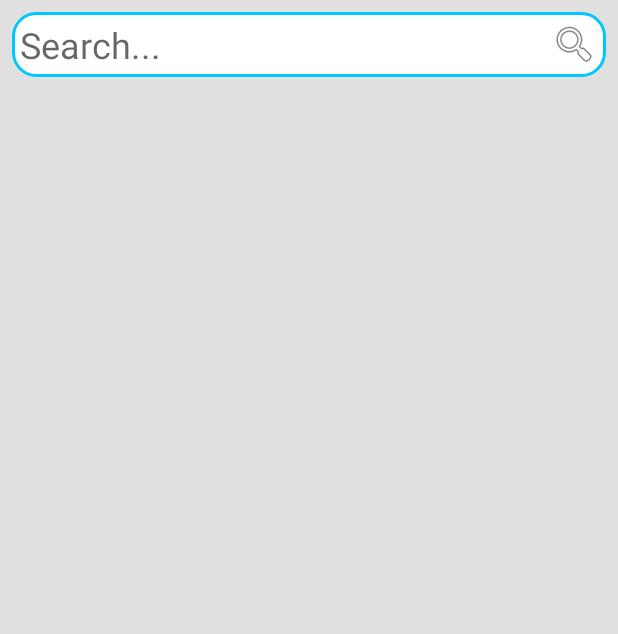
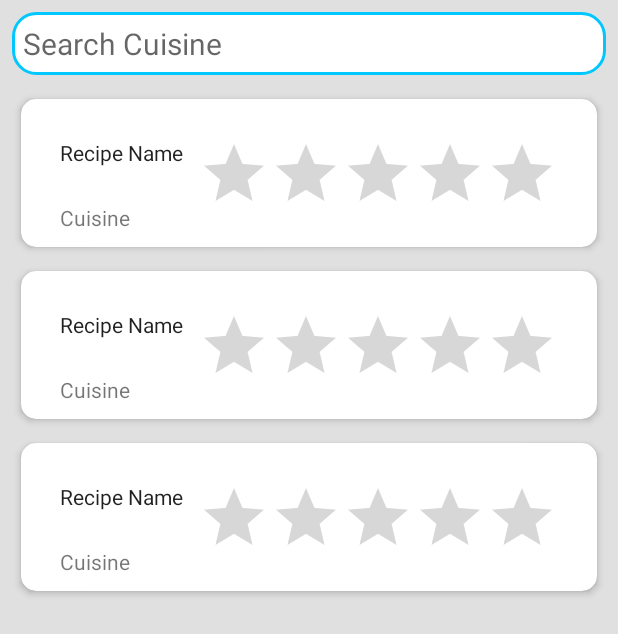
Before and after one commit to amantewary/CookingJournal, an Android app: the layout content_main.xml on its own in the app's theme, with its tools: preview values and no code run, on a phone screen of 412 x 824 dp. Shown: the top 634 px of the screen. Run offline under Robolectric (Android 15) with nearby library versions, the phone set to English and light mode, and no system bars; plain views replace MaterialRatingBar.

Commit message:
Migrated to RecyclerView To Implement Firebase Search Base.

```diff
--- a/app/src/main/res/drawable/border_error.xml
+++ b/app/src/main/res/drawable/border_error.xml
@@ -1,12 +1,6 @@
 <?xml version="1.0" encoding="utf-8"?>
 <shape xmlns:android="http://schemas.android.com/apk/res/android">
-
-    <!-- Background Color -->
     <solid android:color="#ffffff" />
-
-    <!-- Border Color -->
     <stroke android:width="1dp" android:color="#FFE70A2F" />
-
-    <!-- Round Corners -->
     <corners android:radius="5dp" />
 </shape>
--- a/app/src/main/res/drawable/border_search.xml
+++ b/app/src/main/res/drawable/border_search.xml
@@ -1,12 +1,6 @@
 <?xml version="1.0" encoding="utf-8"?>
 <shape xmlns:android="http://schemas.android.com/apk/res/android">
-
-    <!-- Background Color -->
     <solid android:color="#ffffff" />
-
-    <!-- Border Color -->
     <stroke android:width="2dp" android:color="#00c8ff" />
-
-    <!-- Round Corners -->
     <corners android:radius="15dp" />
 </shape>
--- a/app/src/main/res/layout/content_main.xml
+++ b/app/src/main/res/layout/content_main.xml
@@ -9,7 +9,7 @@
     tools:showIn="@layout/activity_main">
 
 
-    <ListView
+    <android.support.v7.widget.RecyclerView
         android:id="@+id/recipeList"
         android:layout_width="0dp"
         android:layout_height="0dp"
@@ -17,10 +17,15 @@
         android:layout_marginEnd="8dp"
         android:layout_marginStart="8dp"
         android:layout_marginTop="8dp"
+        android:clipChildren="true"
+        android:clipToPadding="true"
+        android:scrollbars="vertical"
         app:layout_constraintBottom_toBottomOf="parent"
         app:layout_constraintEnd_toEndOf="parent"
+        app:layout_constraintHorizontal_bias="0.0"
         app:layout_constraintStart_toStartOf="parent"
-        app:layout_constraintTop_toBottomOf="@+id/searchBar" />
+        app:layout_constraintTop_toBottomOf="@+id/searchBar"
+        tools:listitem="@layout/list_recipe_item" />
 
     <EditText
         android:id="@+id/searchBar"
@@ -31,12 +36,11 @@
         android:layout_marginTop="8dp"
         android:background="@drawable/border_search"
         android:ems="10"
+        android:hint="Search Cuisine"
         android:inputType="textPersonName"
-        android:padding="5dp"
-        android:hint="Search..."
-        android:textSize="24sp"
-        android:drawablePadding="8dp"
-        android:drawableRight="@android:drawable/ic_menu_search"
+        android:padding="7dp"
+        android:textAlignment="viewStart"
+        android:textSize="20sp"
         app:layout_constraintEnd_toEndOf="parent"
         app:layout_constraintStart_toStartOf="parent"
         app:layout_constraintTop_toTopOf="parent" />
--- a/app/src/main/res/layout/list_recipe_item.xml
+++ b/app/src/main/res/layout/list_recipe_item.xml
@@ -4,17 +4,16 @@
     xmlns:tools="http://schemas.android.com/tools"
     android:layout_width="match_parent"
     android:layout_height="wrap_content"
-    android:layout_margin="16dp"
-    android:background="@drawable/border"
+    app:cardCornerRadius="10dp"
+    app:cardElevation="3dp"
     app:cardUseCompatPadding="true"
-    app:cardCornerRadius="10dp"
-    app:cardElevation="7dp"
     app:contentPadding="10dp">
 
-    <android.support.constraint.ConstraintLayout
-        android:layout_width="match_parent"
+    <LinearLayout
+        android:layout_width="wrap_content"
         android:layout_height="match_parent"
-        android:orientation="horizontal">
+        android:orientation="vertical"
+        android:layout_gravity="start">
 
 
         <TextView
@@ -38,20 +37,25 @@
             android:text="Cuisine"
             app:layout_constraintStart_toStartOf="parent"
             app:layout_constraintTop_toBottomOf="@+id/viewRecipeName" />
-
+    </LinearLayout>
+    <LinearLayout
+        android:layout_width="wrap_content"
+        android:layout_height="match_parent"
+        android:orientation="vertical"
+        android:layout_gravity="end">
         <me.zhanghai.android.materialratingbar.MaterialRatingBar
-            android:id="@+id/recipeDetailRating"
+            android:id="@+id/viewRecipeRating"
             style="@style/Widget.MaterialRatingBar.RatingBar.Indicator.Small"
             android:layout_width="wrap_content"
             android:layout_height="wrap_content"
-            android:layout_marginBottom="16dp"
             android:layout_marginEnd="16dp"
+            android:layout_marginStart="32dp"
             android:layout_marginTop="16dp"
             android:numStars="5"
             android:stepSize="0.5"
-            app:mrb_progressTint="#00c8ff"
-            app:layout_constraintBottom_toBottomOf="parent"
             app:layout_constraintEnd_toEndOf="parent"
-            app:layout_constraintTop_toTopOf="parent" />
-    </android.support.constraint.ConstraintLayout>
+            app:layout_constraintStart_toEndOf="@+id/viewRecipeName"
+            app:layout_constraintTop_toTopOf="parent"
+            app:mrb_progressTint="#00c8ff" />
+    </LinearLayout>
 </android.support.v7.widget.CardView>
```
Also changed, not shown: app/src/main/java/com/example/amant/cookingjournal/MainActivity.java (+29 -25 lines), app/src/main/java/com/example/amant/cookingjournal/RecipeList.java (+47 -19 lines), app/src/main/res/drawable/border.xml (+1 -7 lines).
